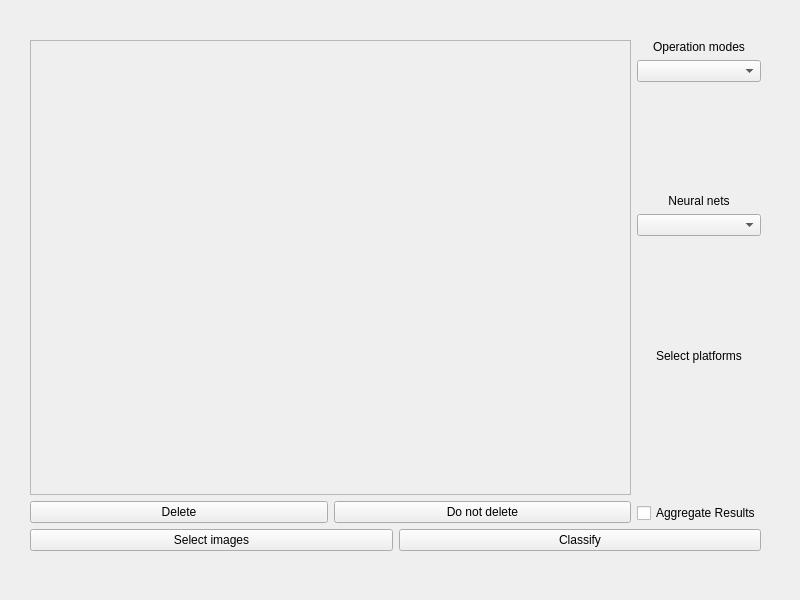
This is src/gui/handler/ui/StartWidget.ui in MaximilianFranz/hics as Qt 5 draws it before an edit. The edited form follows.
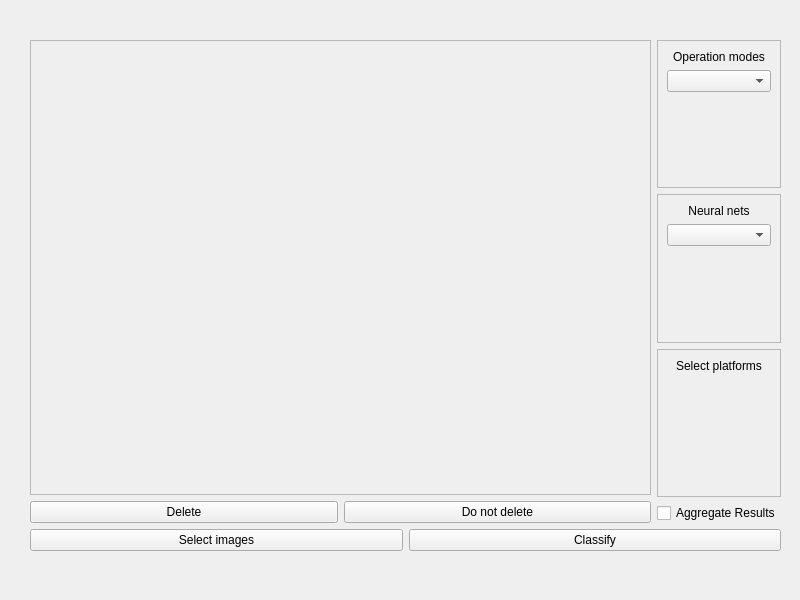
This is the edited form.

Commit message: Added frames around the options in StartWidget's design.

Patch:
```diff
--- a/src/gui/handler/ui/StartWidget.ui
+++ b/src/gui/handler/ui/StartWidget.ui
@@ -24,7 +24,7 @@
     <rect>
      <x>30</x>
      <y>40</y>
-     <width>731</width>
+     <width>751</width>
      <height>511</height>
     </rect>
    </property>
@@ -70,7 +70,7 @@
             <rect>
              <x>0</x>
              <y>0</y>
-             <width>559</width>
+             <width>579</width>
              <height>433</height>
             </rect>
            </property>
@@ -112,12 +112,16 @@
      </layout>
     </item>
     <item row="0" column="1">
-     <layout class="QVBoxLayout" name="optionsLayout" stretch="1,1,1,0">
+     <layout class="QVBoxLayout" name="optionsLayout" stretch="0,0,0,0">
       <property name="sizeConstraint">
        <enum>QLayout::SetDefaultConstraint</enum>
       </property>
       <item>
-       <layout class="QVBoxLayout" name="verticalLayout_4" stretch="0,0,0">
+       <widget class="QFrame" name="operationModesFrame">
+        <property name="frameShape">
+         <enum>QFrame::StyledPanel</enum>
+        </property>
+        <layout class="QVBoxLayout" name="operationModesOptionLayout" stretch="0,0,0">
         <item>
          <widget class="QLabel" name="operationModesTitleQLabel">
           <property name="sizePolicy">
@@ -126,6 +130,9 @@
             <verstretch>0</verstretch>
            </sizepolicy>
           </property>
+           <property name="autoFillBackground">
+            <bool>false</bool>
+           </property>
           <property name="text">
            <string>Operation modes</string>
           </property>
@@ -142,6 +149,9 @@
             <verstretch>0</verstretch>
            </sizepolicy>
           </property>
+           <property name="autoFillBackground">
+            <bool>false</bool>
+           </property>
          </widget>
         </item>
         <item>
@@ -158,9 +168,14 @@
          </spacer>
         </item>
        </layout>
+       </widget>
       </item>
       <item>
-       <layout class="QVBoxLayout" name="verticalLayout_3">
+       <widget class="QFrame" name="neuralNetsFrame">
+        <property name="frameShape">
+         <enum>QFrame::StyledPanel</enum>
+        </property>
+        <layout class="QVBoxLayout" name="neuralNetsOptionLayout">
         <item>
          <widget class="QLabel" name="neuralNetsTitleQLabel">
           <property name="sizePolicy">
@@ -194,9 +209,17 @@
          </spacer>
         </item>
        </layout>
+       </widget>
       </item>
       <item>
-       <layout class="QVBoxLayout" name="verticalLayout">
+       <widget class="QFrame" name="platformsFrame">
+        <property name="frameShape">
+         <enum>QFrame::StyledPanel</enum>
+        </property>
+        <layout class="QVBoxLayout" name="platformsOptionLayout">
+         <property name="spacing">
+          <number>6</number>
+         </property>
         <item>
          <widget class="QLabel" name="platformsTitleQLabel">
           <property name="enabled">
@@ -233,6 +256,7 @@
          </spacer>
         </item>
        </layout>
+       </widget>
       </item>
       <item>
        <widget class="QCheckBox" name="aggregateResultsQCheckBox">
```
Lines whose indentation alone changed are shown as unchanged.
